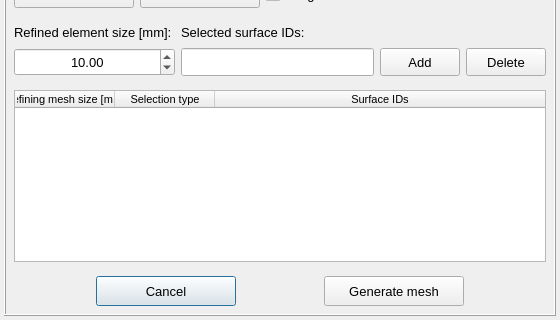
Before: the Qt Designer form vibra/interface/data/ui_files/mesh/mesher_setup.ui in MOPT-UFSC/VIBRA, drawn with Qt 5; both pictures show x 0 to 560 and y 180 to 500 of the 560 by 500 pixel window.
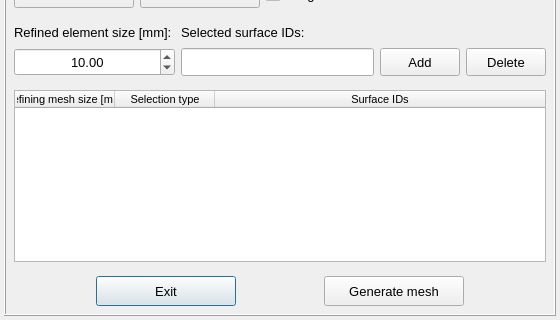
After: the same form once the commit is applied.

Commit message: Replaces the Cancel text with Exit in the Close buttons

The edit to the form file:
```diff
--- a/vibra/interface/data/ui_files/mesh/mesher_setup.ui
+++ b/vibra/interface/data/ui_files/mesh/mesher_setup.ui
@@ -766,7 +766,7 @@
             </font>
            </property>
            <property name="text">
-            <string>Cancel</string>
+            <string>Exit</string>
            </property>
            <property name="default">
             <bool>true</bool>
```
Left out of the diff: 2 changed lines with no effect on the pictures. The commit also changes 53 other files.
